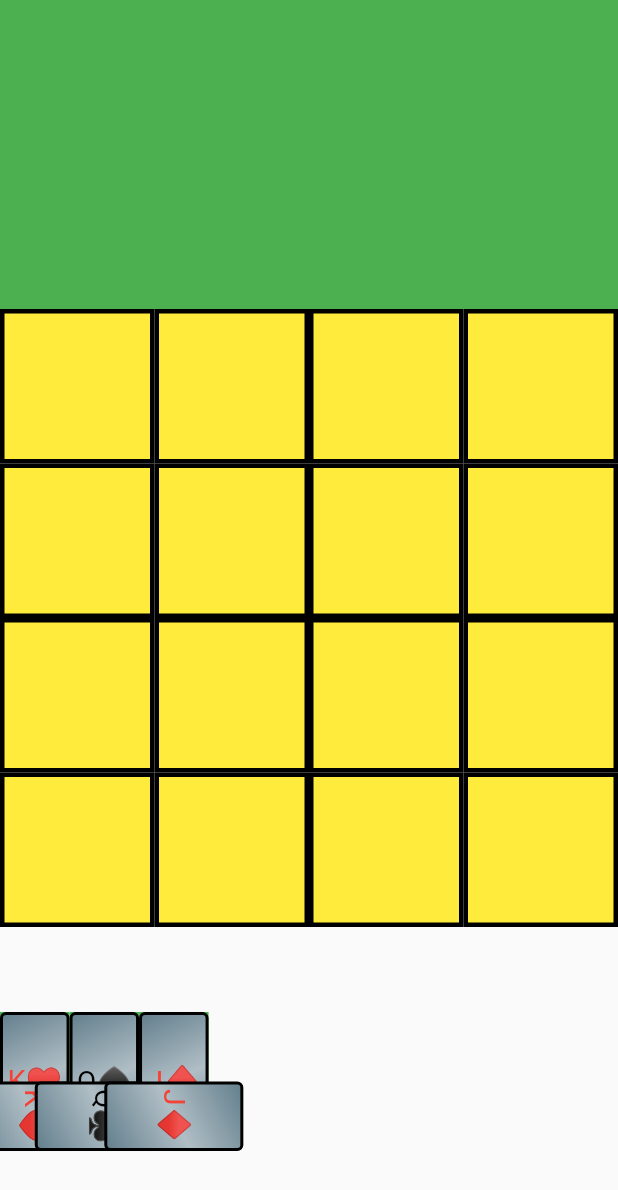
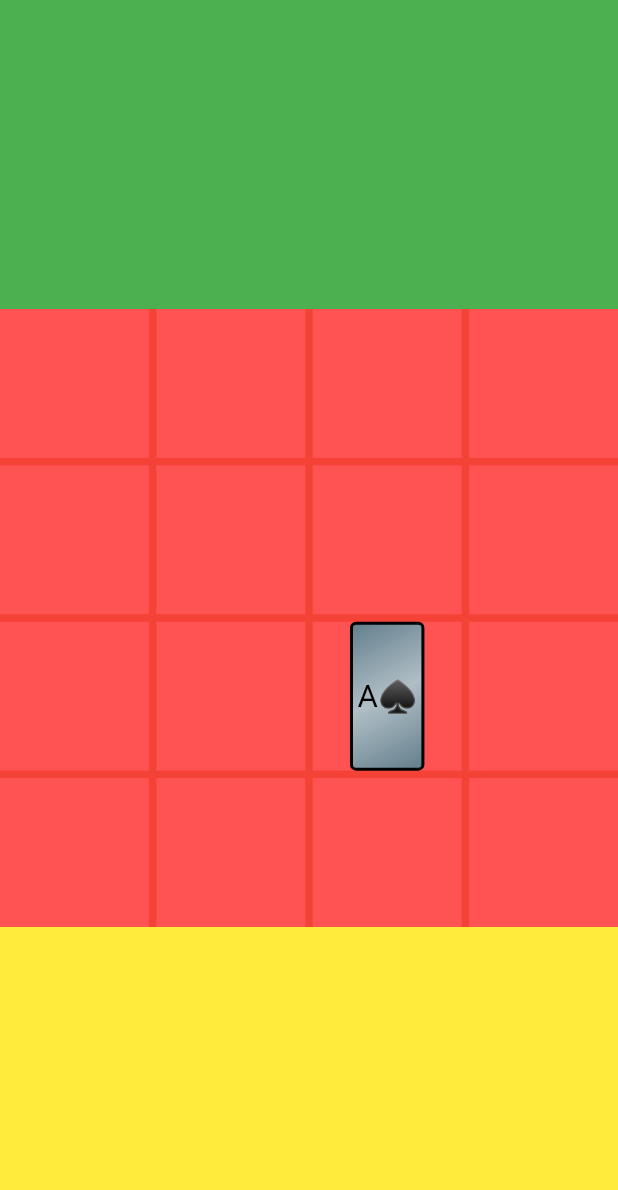
Before and after one commit to teejstroyer/Power52, a Flutter app: the screen it shows after launch, on a phone screen of 412 x 824 dp. Shown: the top 1190 px of the screen. Run offline on Flutter 3.47's test engine with Material 2 defaults, Android fonts, the phone set to English and light mode, and no system bars; drawn by our look-alikes of flutter_layout_grid; missing offline and left inert: mongo_dart.

Commit message:
cleaned up gameboard

```diff
--- a/power_52/lib/main.dart
+++ b/power_52/lib/main.dart
@@ -1,5 +1,8 @@
 import 'package:flutter/material.dart';
-import 'package:power_52/screens/game_board.dart';
+import 'package:flutter_layout_grid/flutter_layout_grid.dart';
+import 'package:power_52/widgets/hero_card_widget.dart';
+import 'models/playing_card.dart';
+//import 'package:power_52/screens/game_board.dart';
 
 void main() => runApp(const MyApp());
 
@@ -13,7 +16,114 @@ class MyApp extends StatelessWidget {
       theme: ThemeData(
         primarySwatch: Colors.blue,
       ),
-      home: Scaffold(body: Center(child: GameBoard())),
+      //home: Scaffold(body: Center(child: GameBoard())),
+
+      home: Scaffold(
+        body: Column(
+          children: [
+            Expanded(flex: 1, child: Container(color: Colors.green)),
+            Expanded(
+                flex: 2,
+                child: Container(
+                  color: Colors.red,
+                  child: GameGrid(gridSize: 4),
+                )),
+            Expanded(flex: 1, child: Container(color: Colors.yellow)),
+          ],
+        ),
+      ),
     );
   }
 }
+
+// ignore: must_be_immutable
+class GameGrid extends StatefulWidget {
+  final int gridSize;
+  late String layout = '';
+
+  GameGrid({Key? key, required this.gridSize}) : super(key: key) {
+    for (int i = 0; i < gridSize; i++) {
+      layout += ".";
+      for (int j = 0; j < gridSize - 1; j++) {
+        layout += " .";
+      }
+      layout += "\n";
+    }
+  }
+  @override
+  State<StatefulWidget> createState() => _GameGridState();
+}
+
+class _GameGridState extends State<GameGrid> {
+  late List<List<PlayingCard?>> grid;
+  @override
+  void initState() {
+    super.initState();
+
+    grid = List.generate(
+      widget.gridSize,
+      (i) => List.generate(widget.gridSize, (index) => null, growable: false),
+      growable: false,
+    );
+
+    grid[2][2] = PlayingCard(
+      suit: Suit.spade,
+      rank: Rank.ace,
+    );
+  }
+
+  @override
+  Widget build(BuildContext context) {
+    return LayoutBuilder(
+      builder: (BuildContext context, BoxConstraints constraints) {
+        var w = constraints.biggest.shortestSide;
+        double gapSize = 5;
+        var size = w / widget.gridSize - (gapSize * (widget.gridSize - 1)) / widget.gridSize;
+        return SizedBox(
+          width: w,
+          height: w,
+          child: LayoutGrid(
+            rowGap: gapSize,
+            columnGap: gapSize,
+            columnSizes: repeat(widget.gridSize, [size.px]),
+            rowSizes: repeat(widget.gridSize, [size.px]),
+            children: [
+              for (var x = 0; x < widget.gridSize; x++)
+                for (var y = 0; y < widget.gridSize; y++)
+                  Center(
+                    child: DragTarget(
+                      onWillAccept: (data) {
+                        return grid[x][y] == null;
+                      },
+                      onAccept: (data) {
+                        if (data != null) {
+                          setState(() {
+                            grid[x][y] = data as PlayingCard;
+                          });
+                        }
+                      },
+                      builder: (BuildContext context, List<PlayingCard?> candidateData, List<dynamic> rejectedData) {
+                        return Container(
+                          color: Colors.redAccent,
+                          child: grid[x][y] == null
+                              ? Container()
+                              : HeroCardWidget(
+                                  size: size,
+                                  playingCard: grid[x][y] as PlayingCard,
+                                  cardMoved: () {
+                                    setState(() {
+                                      grid[x][y] = null;
+                                    });
+                                  },
+                                ),
+                        ).withGridPlacement(columnStart: x, rowStart: y);
+                      },
+                    ),
+                  ),
+            ],
+          ),
+        );
+      },
+    );
+  }
+}
--- a/power_52/lib/models/playing_card.dart
+++ b/power_52/lib/models/playing_card.dart
@@ -4,26 +4,57 @@ import 'package:power_52/widgets/hero_card_widget.dart';
 
 class PlayingCard {
   Suit suit;
-  int value;
+  Rank rank;
   bool faceUp;
   bool isEnemy;
   List<PlayingCard> powerCards = [];
-  PlayingCard({required this.suit, required this.value, this.isEnemy = false, this.faceUp = false});
+  PlayingCard({required this.suit, required this.rank, this.isEnemy = false, this.faceUp = false});
 
-  String valueToString() {
-    switch (value) {
-      case 1:
+  String rankToString() {
+    switch (rank) {
+      case Rank.ace:
         return "A";
-      case 10:
+      case Rank.ten:
         return "X";
-      case 11:
+      case Rank.jack:
         return "J";
-      case 12:
+      case Rank.queen:
         return "Q";
-      case 13:
+      case Rank.king:
         return "K";
       default:
-        return value.toString();
+        return rankToInt().toString();
+    }
+  }
+
+  int rankToInt() {
+    switch (rank) {
+      case Rank.two:
+        return 2;
+      case Rank.three:
+        return 3;
+      case Rank.four:
+        return 4;
+      case Rank.five:
+        return 5;
+      case Rank.six:
+        return 6;
+      case Rank.seven:
+        return 7;
+      case Rank.eight:
+        return 8;
+      case Rank.nine:
+        return 9;
+      case Rank.ten:
+        return 10;
+      case Rank.jack:
+        return 11;
+      case Rank.queen:
+        return 12;
+      case Rank.king:
+        return 13;
+      case Rank.ace:
+        return 1;
     }
   }
 
@@ -52,7 +83,7 @@ class PlayingCard {
   }
 
   @override
-  String toString() => "${valueToString()}${suitToString()}";
+  String toString() => "${rankToString()}${suitToString()}";
 
   // Generates A Game Card Size tall by 1/2 Size Wide
   PlayingCardWidget toPlayingCardWidget(double size) => PlayingCardWidget(playingCard: this, size: size);
@@ -66,3 +97,19 @@ enum Suit {
   club,
   diamond,
 }
+
+enum Rank {
+  two,
+  three,
+  four,
+  five,
+  six,
+  seven,
+  eight,
+  nine,
+  ten,
+  jack,
+  queen,
+  king,
+  ace,
+}
--- a/power_52/lib/screens/game_board.dart
+++ b/power_52/lib/screens/game_board.dart
@@ -4,9 +4,8 @@ import 'package:power_52/widgets/hero_card_widget.dart';
 import 'package:power_52/models/playing_card.dart';
 
 const List<Suit> suits = [Suit.club, Suit.diamond, Suit.heart, Suit.spade];
-const List<int> powerCardValues = [2, 3, 4, 5, 6, 7, 8, 9];
-const List<int> heroCardValues = [1, 10, 11, 12];
-const int kingCardValue = 13;
+const List<Rank> powerCardValues = [Rank.two, Rank.three, Rank.four, Rank.five, Rank.six, Rank.seven, Rank.eight, Rank.nine];
+const List<Rank> heroCardValues = [Rank.ten, Rank.jack, Rank.queen, Rank.king, Rank.ace];
 
 class GameBoard extends StatefulWidget {
   // ignore: prefer_const_constructors_in_immutables
@@ -43,13 +42,13 @@ class _GameBoardState extends State<GameBoard> {
     }
 
     for (var suit in suits) {
-      for (var value in powerCardValues) {
-        powerCardPile.add(PlayingCard(suit: suit, value: value));
+      for (var rank in powerCardValues) {
+        powerCardPile.add(PlayingCard(suit: suit, rank: rank));
       }
-      for (var value in heroCardValues) {
-        heroCardPile.add(PlayingCard(suit: suit, value: value));
+      for (var rank in heroCardValues) {
+        heroCardPile.add(PlayingCard(suit: suit, rank: rank));
       }
-      kingCardPile.add(PlayingCard(suit: suit, value: kingCardValue));
+      kingCardPile.add(PlayingCard(suit: suit, rank: Rank.king));
     }
 
     powerCardPile.shuffle();
--- a/power_52/lib/widgets/hero_card_widget.dart
+++ b/power_52/lib/widgets/hero_card_widget.dart
@@ -18,24 +18,18 @@ class HeroCardWidget extends StatelessWidget {
       data: playingCard,
       child: getHeroCardWidget(),
       feedback: getHeroCardWidget(),
-      childWhenDragging: const SizedBox.shrink(),
+      childWhenDragging: Container(), //const SizedBox.shrink(),
       onDragCompleted: () => cardMoved(),
     );
   }
 
   Widget getHeroCardWidget() {
-    return RotatedBox(
-      quarterTurns: playingCard.isEnemy ? 2 : 0,
-      child: Container(
-        color: Colors.green,
-        child: Stack(
-          clipBehavior: Clip.none,
-          alignment: Alignment.center,
-          children: [
-            playingCardWidget,
-            Positioned(bottom: 0, child: RotatedBox(quarterTurns: 1, child: playingCardWidget)),
-          ],
-        ),
+    return SizedBox(
+      width: size,
+      height: size,
+      child: RotatedBox(
+        quarterTurns: playingCard.isEnemy ? 2 : 0,
+        child: playingCardWidget,
       ),
     );
   }
--- a/power_52/pubspec.yaml
+++ b/power_52/pubspec.yaml
@@ -9,6 +9,7 @@ environment:
   sdk: ">=2.15.0-116.0.dev <3.0.0"
 
 dependencies:
+  flutter_layout_grid: ^1.0.0
   mongo_dart:
   flutter:
     sdk: flutter
```
Also changed, not shown: power_52/pubspec.lock.
